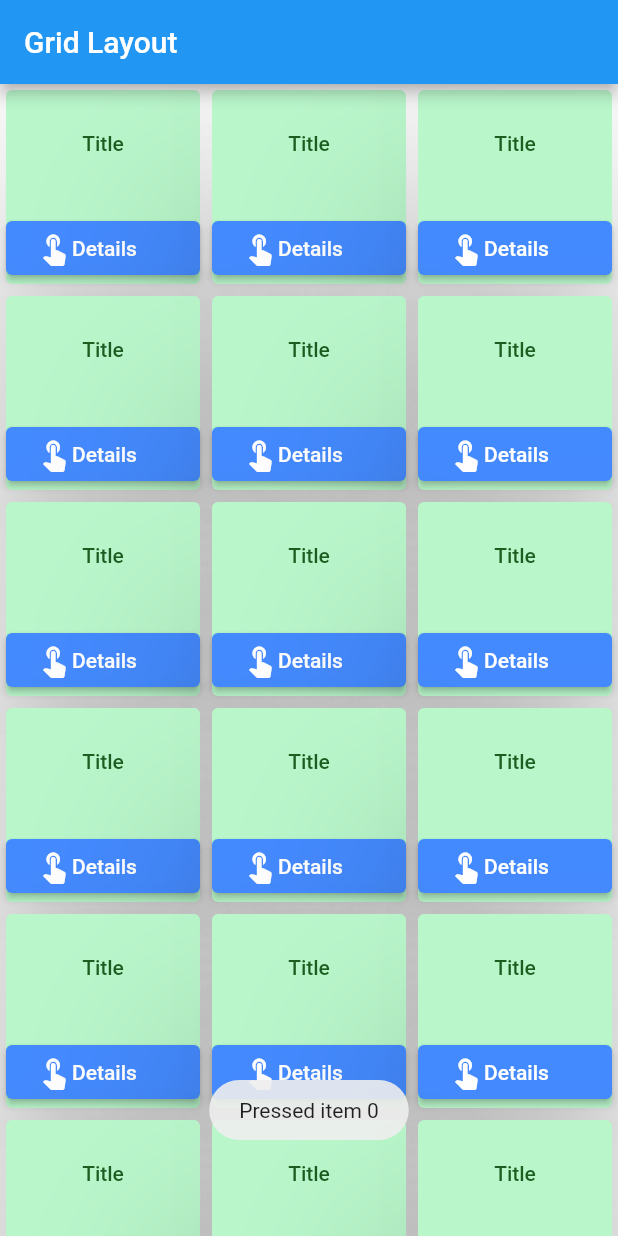
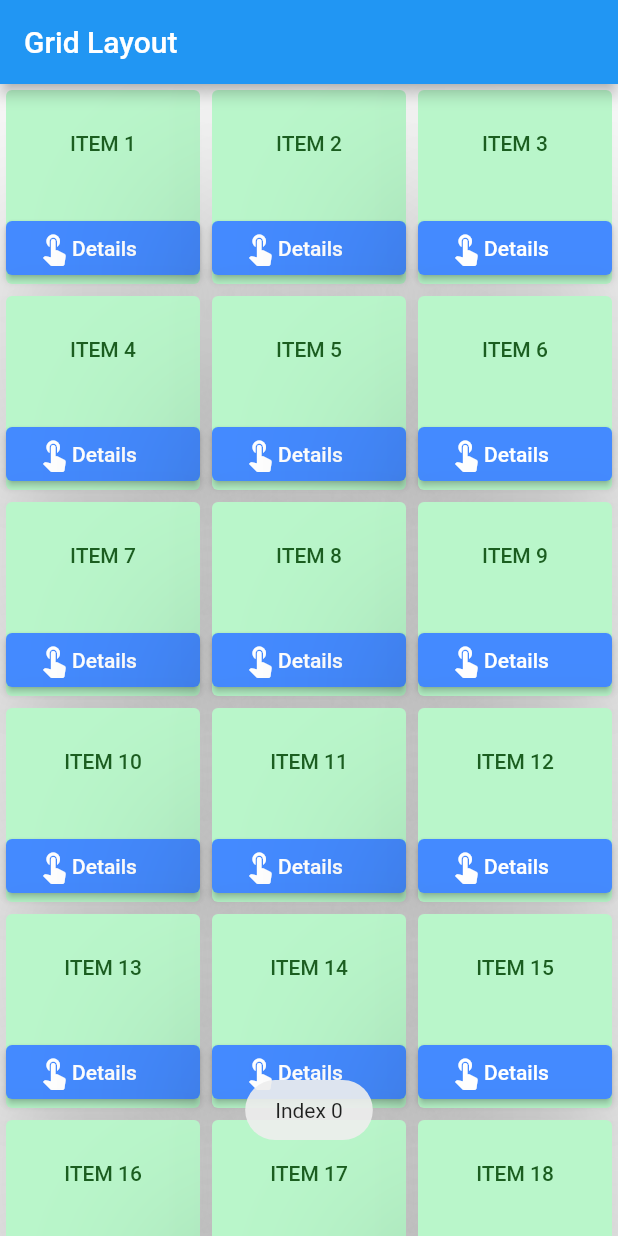
Before and after one commit to Mozammalhossainsobug/flutter_a2z, a Flutter app: the screen it shows after launch, after a tap on "Details", on a phone screen of 412 x 824 dp. Run offline on Flutter 3.47's test engine with Material 2 defaults, Android fonts, the phone set to English and light mode, and no system bars; our stand-ins replace fluttertoast.

Commit message:
tittle , index parameter send to itemCard.dart

```diff
--- a/lib/features/home/pages/homePage.dart
+++ b/lib/features/home/pages/homePage.dart
@@ -24,7 +24,7 @@ class _HomePageState extends State<HomePage> {
     crossAxisCount: 3,
   ),
   itemBuilder: (context, index) {
-    return MyCard(index);
+    return MyCard(items[index],index);
   },
 )
 
--- a/lib/features/home/widgets/itemCard.dart
+++ b/lib/features/home/widgets/itemCard.dart
@@ -1,7 +1,7 @@
 import 'package:flutter/material.dart';
 import 'package:fluttertoast/fluttertoast.dart';
 
-Card MyCard(index) {
+Card MyCard(Tittle,index) {
   return Card(
       elevation: 50,
       shadowColor: Colors.black,
@@ -9,24 +9,25 @@ Card MyCard(index) {
       child: Column(
         mainAxisAlignment: MainAxisAlignment.end,
         children: [
-              Expanded(child: Center(child:Text(
-                'Title',
+          Expanded(
+              child: Center(
+            child: Text(
+              '$Tittle'.toUpperCase(),
               style: TextStyle(
                 color: Colors.green[900],
                 fontWeight: FontWeight.w500,
               ),
-              ),)),
-
+            ),
+          )),
           const SizedBox(
             height: 10,
           ),
           ElevatedButton(
             onPressed: () {
-                        Fluttertoast.showToast(msg: "Pressed item $index");
+              Fluttertoast.showToast(msg: "Index $index");
             },
             style: ButtonStyle(
-                          backgroundColor:
-                            MaterialStateProperty.all(Colors.blueAccent)),
+                backgroundColor: MaterialStateProperty.all(Colors.blueAccent)),
             child: Padding(
               padding: const EdgeInsets.all(4),
               child: Row(
@@ -37,8 +38,6 @@ Card MyCard(index) {
               ),
             ),
           ),
-
         ],
-          )
-  );
+      ));
 }
```
Lines whose indentation alone changed are shown as unchanged.
